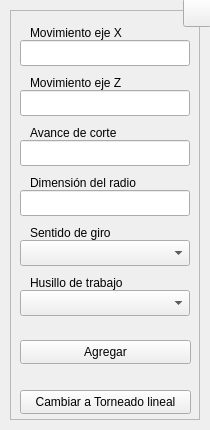
Qt form interfaces/ui_files/radial_turn.ui (Raw0201/GCode2) before a commit.
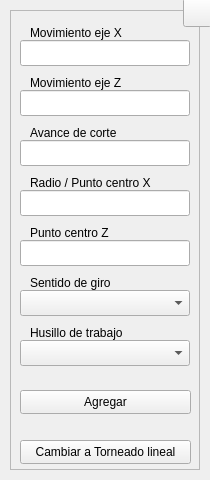
The same form after that commit. Icons and pictures are not drawn.

Commit message: Función agujero centro agregada

```diff
--- a/interfaces/ui_files/radial_turn.ui
+++ b/interfaces/ui_files/radial_turn.ui
@@ -7,7 +7,7 @@
     <x>0</x>
     <y>0</y>
     <width>210</width>
-    <height>430</height>
+    <height>480</height>
    </rect>
   </property>
   <property name="sizePolicy">
@@ -19,13 +19,13 @@
   <property name="minimumSize">
    <size>
     <width>210</width>
-    <height>430</height>
+    <height>480</height>
    </size>
   </property>
   <property name="maximumSize">
    <size>
     <width>210</width>
-    <height>430</height>
+    <height>480</height>
    </size>
   </property>
   <property name="windowTitle">
@@ -2154,7 +2154,7 @@
       <x>10</x>
       <y>10</y>
       <width>190</width>
-      <height>410</height>
+      <height>460</height>
      </rect>
     </property>
     <property name="sizePolicy">
@@ -2166,13 +2166,13 @@
     <property name="minimumSize">
      <size>
       <width>190</width>
-      <height>410</height>
+      <height>460</height>
      </size>
     </property>
     <property name="maximumSize">
      <size>
       <width>190</width>
-      <height>410</height>
+      <height>460</height>
      </size>
     </property>
     <property name="frameShape">
@@ -2238,7 +2238,7 @@
      <property name="geometry">
       <rect>
        <x>10</x>
-       <y>330</y>
+       <y>380</y>
        <width>171</width>
        <height>24</height>
       </rect>
@@ -2278,7 +2278,7 @@
      <property name="geometry">
       <rect>
        <x>20</x>
-       <y>210</y>
+       <y>260</y>
        <width>118</width>
        <height>26</height>
       </rect>
@@ -2294,7 +2294,7 @@
      <property name="geometry">
       <rect>
        <x>10</x>
-       <y>230</y>
+       <y>280</y>
        <width>170</width>
        <height>26</height>
       </rect>
@@ -2319,7 +2319,7 @@
      <property name="geometry">
       <rect>
        <x>10</x>
-       <y>280</y>
+       <y>330</y>
        <width>170</width>
        <height>26</height>
       </rect>
@@ -2347,7 +2347,7 @@
      <property name="geometry">
       <rect>
        <x>20</x>
-       <y>260</y>
+       <y>310</y>
        <width>103</width>
        <height>26</height>
       </rect>
@@ -2469,7 +2469,7 @@
      <property name="geometry">
       <rect>
        <x>10</x>
-       <y>380</y>
+       <y>430</y>
        <width>171</width>
        <height>24</height>
       </rect>
@@ -2544,12 +2544,65 @@
       <rect>
        <x>20</x>
        <y>160</y>
+       <width>131</width>
+       <height>26</height>
+      </rect>
+     </property>
+     <property name="text">
+      <string>Radio / Punto centro X</string>
+     </property>
+     <property name="buddy">
+      <cstring>lbl_xin</cstring>
+     </property>
+    </widget>
+    <widget class="QLineEdit" name="tbx_zcn">
+     <property name="geometry">
+      <rect>
+       <x>10</x>
+       <y>230</y>
+       <width>170</width>
+       <height>26</height>
+      </rect>
+     </property>
+     <property name="minimumSize">
+      <size>
+       <width>170</width>
+       <height>0</height>
+      </size>
+     </property>
+     <property name="maximumSize">
+      <size>
+       <width>170</width>
+       <height>16777215</height>
+      </size>
+     </property>
+     <property name="toolTip">
+      <string>Digite la dimensión del punto centro del radio en el eje Z</string>
+     </property>
+     <property name="statusTip">
+      <string/>
+     </property>
+     <property name="alignment">
+      <set>Qt::AlignCenter</set>
+     </property>
+     <property name="placeholderText">
+      <string/>
+     </property>
+    </widget>
+    <widget class="QLabel" name="lbl_zcn">
+     <property name="enabled">
+      <bool>true</bool>
+     </property>
+     <property name="geometry">
+      <rect>
+       <x>20</x>
+       <y>210</y>
        <width>118</width>
        <height>26</height>
       </rect>
      </property>
      <property name="text">
-      <string>Dimensión del radio</string>
+      <string>Punto centro Z</string>
      </property>
      <property name="buddy">
       <cstring>lbl_xin</cstring>
```
Left out of the diff: 17 changed lines with no effect on the pictures. The commit also changes 90 other files.
